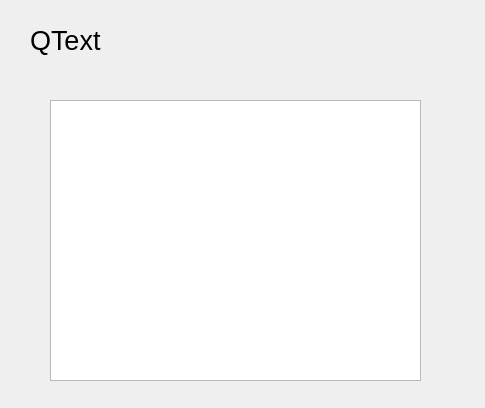
Old version of the form top10paises.ui in the repository gaboq98/ArbolDelJuicio.
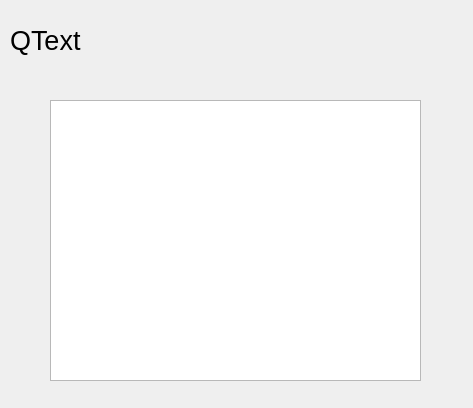
New version of the form.

```diff
--- a/top10paises.ui
+++ b/top10paises.ui
@@ -6,7 +6,7 @@
    <rect>
     <x>0</x>
     <y>0</y>
-    <width>485</width>
+    <width>473</width>
     <height>408</height>
    </rect>
   </property>
@@ -16,9 +16,9 @@
   <widget class="QLabel" name="Qtitulo">
    <property name="geometry">
     <rect>
-     <x>30</x>
+     <x>10</x>
      <y>10</y>
-     <width>411</width>
+     <width>451</width>
      <height>61</height>
     </rect>
    </property>
```
